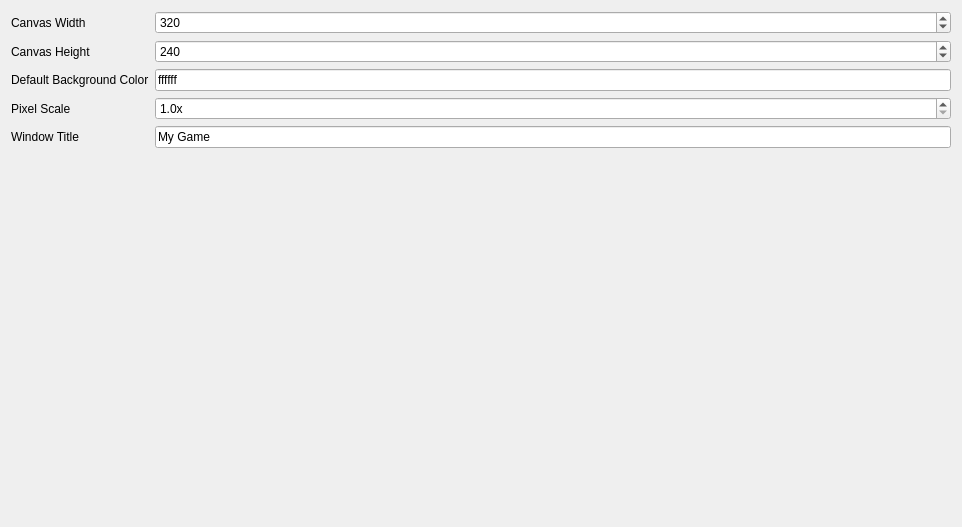
Before: the Qt Designer form Editor/forms/configurationeditor.ui in tffdev/Lumi, drawn with Qt 5.
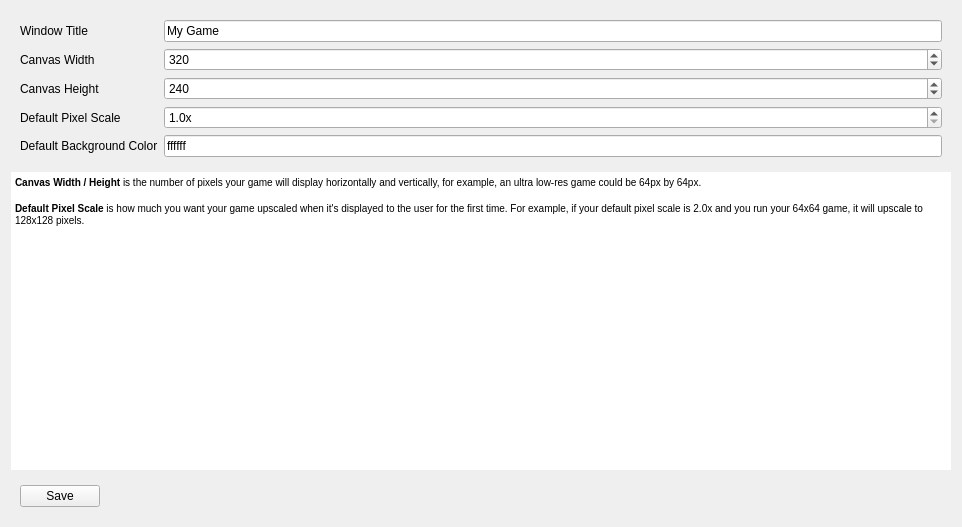
After: the same form once the commit is applied.

The edit to the form file:
```diff
--- a/Editor/forms/configurationeditor.ui
+++ b/Editor/forms/configurationeditor.ui
@@ -13,16 +13,39 @@
   <property name="windowTitle">
    <string>Form</string>
   </property>
-  <layout class="QFormLayout" name="formLayout">
+  <layout class="QVBoxLayout" name="verticalLayout">
+   <item>
+    <widget class="QWidget" name="widget" native="true">
+     <property name="maximumSize">
+      <size>
+       <width>16777215</width>
+       <height>161</height>
+      </size>
+     </property>
+     <layout class="QFormLayout" name="formLayout_2">
    <item row="1" column="0">
+       <widget class="QLabel" name="label_5">
+        <property name="text">
+         <string>Window Title</string>
+        </property>
+       </widget>
+      </item>
+      <item row="1" column="1">
+       <widget class="QLineEdit" name="entryDefaultTitle">
+        <property name="text">
+         <string>My Game</string>
+        </property>
+       </widget>
+      </item>
+      <item row="2" column="0">
     <widget class="QLabel" name="label">
      <property name="text">
       <string>Canvas Width</string>
      </property>
     </widget>
    </item>
-   <item row="1" column="1">
-    <widget class="QSpinBox" name="spinBox">
+      <item row="2" column="1">
+       <widget class="QSpinBox" name="entryWidth">
      <property name="minimum">
       <number>1</number>
      </property>
@@ -34,52 +57,35 @@
      </property>
     </widget>
    </item>
-   <item row="2" column="0">
+      <item row="3" column="0">
     <widget class="QLabel" name="label_2">
      <property name="text">
       <string>Canvas Height</string>
      </property>
     </widget>
    </item>
-   <item row="2" column="1">
-    <widget class="QSpinBox" name="spinBox_2">
-     <property name="minimum">
-      <number>1</number>
-     </property>
-     <property name="maximum">
-      <number>10000000</number>
-     </property>
-     <property name="value">
-      <number>240</number>
-     </property>
-    </widget>
-   </item>
-   <item row="3" column="0">
-    <widget class="QLabel" name="label_3">
-     <property name="text">
-      <string>Default Background Color</string>
-     </property>
-    </widget>
-   </item>
    <item row="3" column="1">
-    <widget class="QLineEdit" name="lineEdit_2">
-     <property name="inputMask">
-      <string>ffffff</string>
-     </property>
-     <property name="text">
-      <string>ffffff</string>
+       <widget class="QSpinBox" name="entryHeight">
+        <property name="minimum">
+         <number>1</number>
+        </property>
+        <property name="maximum">
+         <number>10000000</number>
+        </property>
+        <property name="value">
+         <number>240</number>
      </property>
     </widget>
    </item>
    <item row="4" column="0">
     <widget class="QLabel" name="label_4">
      <property name="text">
-      <string>Pixel Scale</string>
+         <string>Default Pixel Scale</string>
      </property>
     </widget>
    </item>
    <item row="4" column="1">
-    <widget class="QDoubleSpinBox" name="doubleSpinBox">
+       <widget class="QDoubleSpinBox" name="entryScale">
      <property name="prefix">
       <string/>
      </property>
@@ -98,17 +104,62 @@
     </widget>
    </item>
    <item row="5" column="0">
-    <widget class="QLabel" name="label_5">
+       <widget class="QLabel" name="label_3">
      <property name="text">
-      <string>Window Title</string>
+         <string>Default Background Color</string>
      </property>
     </widget>
    </item>
    <item row="5" column="1">
-    <widget class="QLineEdit" name="lineEdit">
+       <widget class="QLineEdit" name="entryColor">
+        <property name="inputMask">
+         <string>ffffff</string>
+        </property>
      <property name="text">
-      <string>My Game</string>
-     </property>
+         <string>ffffff</string>
+        </property>
+       </widget>
+      </item>
+     </layout>
+    </widget>
+   </item>
+   <item>
+    <widget class="QTextEdit" name="textEdit">
+     <property name="autoFillBackground">
+      <bool>false</bool>
+     </property>
+     <property name="frameShape">
+      <enum>QFrame::NoFrame</enum>
+     </property>
+     <property name="html">
+      <string>&lt;!DOCTYPE HTML PUBLIC &quot;-//W3C//DTD HTML 4.0//EN&quot; &quot;http://www.w3.org/TR/REC-html40/strict.dtd&quot;&gt;
+&lt;html&gt;&lt;head&gt;&lt;meta name=&quot;qrichtext&quot; content=&quot;1&quot; /&gt;&lt;style type=&quot;text/css&quot;&gt;
+p, li { white-space: pre-wrap; }
+&lt;/style&gt;&lt;/head&gt;&lt;body style=&quot; font-family:'MS Shell Dlg 2'; font-size:7.8pt; font-weight:400; font-style:normal;&quot;&gt;
+&lt;p style=&quot; margin-top:0px; margin-bottom:0px; margin-left:0px; margin-right:0px; -qt-block-indent:0; text-indent:0px;&quot;&gt;&lt;span style=&quot; font-weight:600;&quot;&gt;Canvas Width / Height &lt;/span&gt;is the number of pixels your game will display horizontally and vertically, for example, an ultra low-res game could be 64px by 64px.&lt;/p&gt;
+&lt;p style=&quot;-qt-paragraph-type:empty; margin-top:0px; margin-bottom:0px; margin-left:0px; margin-right:0px; -qt-block-indent:0; text-indent:0px;&quot;&gt;&lt;br /&gt;&lt;/p&gt;
+&lt;p style=&quot; margin-top:0px; margin-bottom:0px; margin-left:0px; margin-right:0px; -qt-block-indent:0; text-indent:0px;&quot;&gt;&lt;span style=&quot; font-weight:600;&quot;&gt;Default Pixel Scale &lt;/span&gt;is how much you want your game upscaled when it's displayed to the user for the first time. For example, if your default pixel scale is 2.0x and you run your 64x64 game, it will upscale to 128x128 pixels.&lt;/p&gt;
+&lt;p style=&quot;-qt-paragraph-type:empty; margin-top:0px; margin-bottom:0px; margin-left:0px; margin-right:0px; -qt-block-indent:0; text-indent:0px; font-weight:600;&quot;&gt;&lt;br /&gt;&lt;/p&gt;&lt;/body&gt;&lt;/html&gt;</string>
+     </property>
+    </widget>
+   </item>
+   <item alignment="Qt::AlignLeft">
+    <widget class="QWidget" name="horizontalWidget" native="true">
+     <layout class="QHBoxLayout" name="horizontalLayout">
+      <item>
+       <widget class="QPushButton" name="buttonSave">
+        <property name="maximumSize">
+         <size>
+          <width>100</width>
+          <height>16777215</height>
+         </size>
+        </property>
+        <property name="text">
+         <string>Save</string>
+        </property>
+       </widget>
+      </item>
+     </layout>
     </widget>
    </item>
   </layout>
```
Lines whose indentation alone changed are shown as unchanged.
